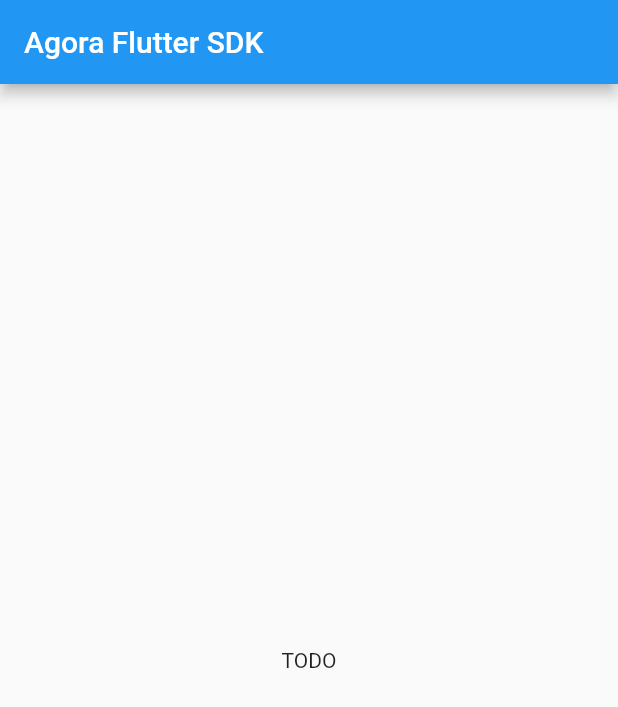
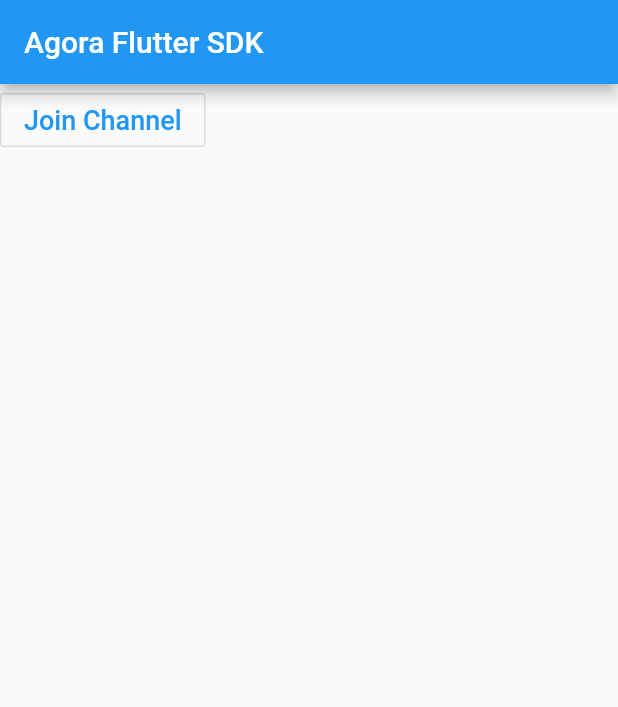
Before and after one commit to woodemi/Flutter-SDK-Desktop, a Flutter app: the screen it shows after launch, on a phone screen of 412 x 824 dp. Shown: the top 707 px of the screen. Run offline on Flutter 3.47's test engine with Material 2 defaults, Android fonts, the phone set to English and light mode, and no system bars.

Commit message:
Add `joinChannel`, `leaveChannel` to `AgoraRtcEngine`
Signed-off-by: wangkun <wangkun@woodemi.com>

```diff
--- a/example/lib/main.dart
+++ b/example/lib/main.dart
@@ -13,6 +13,8 @@ class MyApp extends StatefulWidget {
 }
 
 class _MyAppState extends State<MyApp> {
+  bool _isInChannel = false;
+
   @override
   void initState() {
     super.initState();
@@ -27,8 +29,16 @@ class _MyAppState extends State<MyApp> {
         appBar: AppBar(
           title: const Text('Agora Flutter SDK'),
         ),
-        body: Center(
-          child: Text('TODO'),
+        body: Container(
+          child: Column(
+            children: [
+              OutlineButton(
+                child: Text(_isInChannel ? 'Leave Channel' : 'Join Channel',
+                    style: textStyle),
+                onPressed: _toggleChannel,
+              ),
+            ],
+          ),
         ),
       ),
     );
@@ -39,4 +49,18 @@ class _MyAppState extends State<MyApp> {
 
     AgoraRtcEngine.setChannelProfile(ChannelProfile.Communication);
   }
+
+  void _toggleChannel() {
+    setState(() async {
+      if (_isInChannel) {
+        _isInChannel = false;
+        await AgoraRtcEngine.leaveChannel();
+      } else {
+        _isInChannel = true;
+        await AgoraRtcEngine.joinChannel(null, 'flutter', null, 0);
+      }
+    });
+  }
+
+  static TextStyle textStyle = TextStyle(fontSize: 18, color: Colors.blue);
 }
--- a/lib/agora_rtc_engine.dart
+++ b/lib/agora_rtc_engine.dart
@@ -26,4 +26,24 @@ class AgoraRtcEngine {
     await _channel
         .invokeMethod('setChannelProfile', {'profile': profile.index});
   }
+
+  /// Allows a user to join a channel.
+  ///
+  /// Users in the same channel can talk to each other, and multiple users in the same channel can start a group chat. Users with different App IDs cannot call each other.
+  /// You must call the [leaveChannel] method to exit the current call before joining another channel.
+  /// A channel does not accept duplicate uids, such as two users with the same uid. If you set uid as 0, the system automatically assigns a uid.
+  static Future<bool> joinChannel(
+      String token, String channelId, String info, int uid) async {
+    final bool success = await _channel.invokeMethod('joinChannel',
+        {'token': token, 'channelId': channelId, 'info': info, 'uid': uid});
+    return success;
+  }
+
+  /// Allows a user to leave a channel.
+  ///
+  /// If you call the [destroy] method immediately after calling this method, the leaveChannel process interrupts, and the SDK does not trigger the onLeaveChannel callback.
+  static Future<bool> leaveChannel() async {
+    final bool success = await _channel.invokeMethod('leaveChannel');
+    return success;
+  }
 }
```
